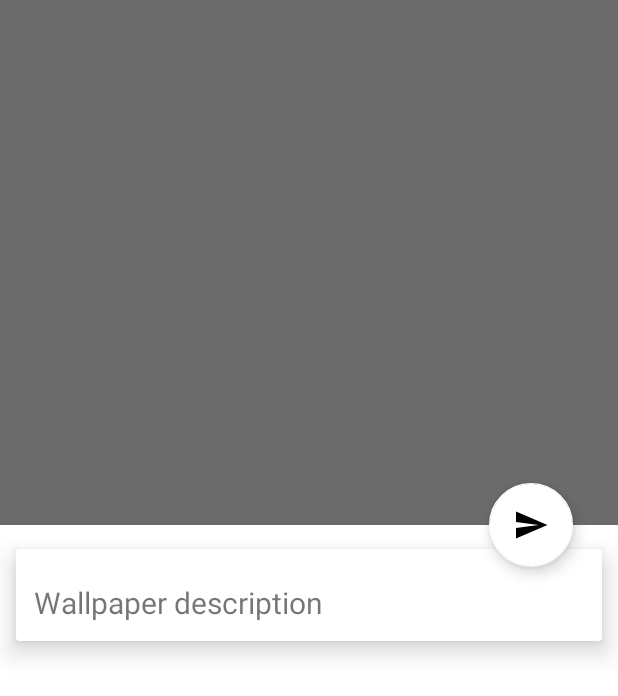
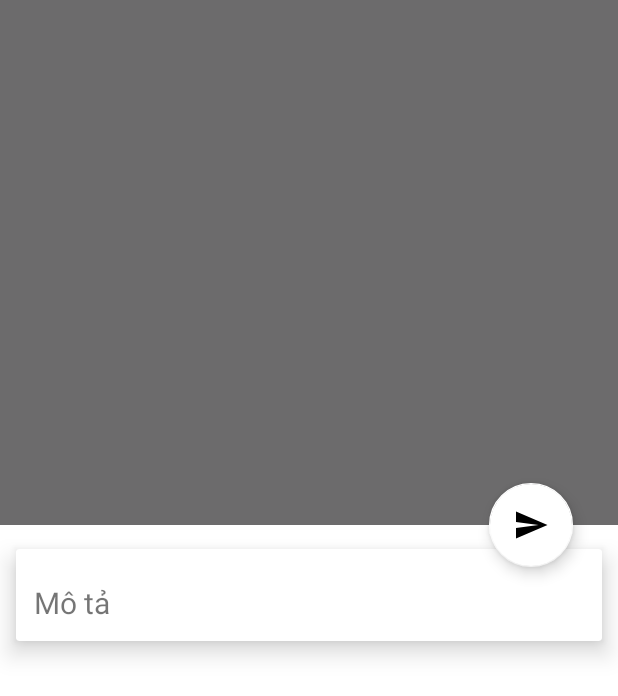
Before and after one commit to letin97/EventApp, an Android app: the layout activity_view_event_day.xml on its own in the app's theme, with its tools: preview values and no code run, on a phone screen of 412 x 824 dp. Shown: the top 696 px of the screen. Run offline under Robolectric (Android 15) with nearby library versions, the phone set to English and light mode, and no system bars.

Commit message:
fix text

```diff
--- a/app/src/main/res/layout/activity_view_event_day.xml
+++ b/app/src/main/res/layout/activity_view_event_day.xml
@@ -69,7 +69,7 @@
                         android:layout_marginTop="10dp"
                         android:textSize="20sp"
                         android:padding="12dp"
-                        android:text="Wallpaper description"
+                        android:text="Mô tả"
                         android:layout_width="wrap_content"
                         android:layout_height="wrap_content" />
                 </LinearLayout>
```
